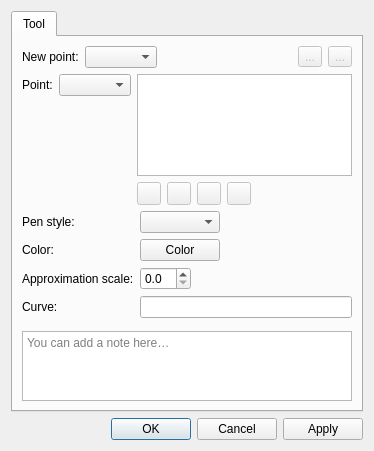
This is src/libs/vtools/dialogs/tools/dialogcubicbezierpath.ui in equinox-patterns/Ostara as Qt 5 draws it before an edit. The edited form follows.
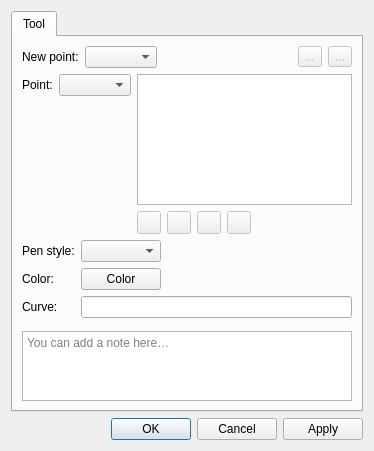
This is the edited form. Icons and pictures are not drawn. Custom widgets are drawn as their Qt base class.

Commit message: Validation curves: drop frontend approximation scale, Spline handles + angle presets in PB

What changed in the file:
```diff
--- a/src/libs/vtools/dialogs/tools/dialogcubicbezierpath.ui
+++ b/src/libs/vtools/dialogs/tools/dialogcubicbezierpath.ui
@@ -261,36 +261,13 @@
           </widget>
          </item>
          <item row="2" column="0">
-          <widget class="QLabel" name="label_2">
-           <property name="text">
-            <string>Approximation scale:</string>
-           </property>
-          </widget>
-         </item>
-         <item row="2" column="1">
-          <widget class="QDoubleSpinBox" name="doubleSpinBoxApproximationScale">
-           <property name="toolTip">
-            <string>Set approximation scale for this curve, 0 - use global value</string>
-           </property>
-           <property name="decimals">
-            <number>1</number>
-           </property>
-           <property name="maximum">
-            <double>10.000000000000000</double>
-           </property>
-           <property name="singleStep">
-            <double>0.100000000000000</double>
-           </property>
-          </widget>
-         </item>
-         <item row="3" column="0">
           <widget class="QLabel" name="labelAlias">
            <property name="text">
             <string>Curve:</string>
            </property>
           </widget>
          </item>
-         <item row="3" column="1">
+         <item row="2" column="1">
           <widget class="QLineEdit" name="lineEditAlias">
           </widget>
          </item>
```
The commit also changes 41 other files.
